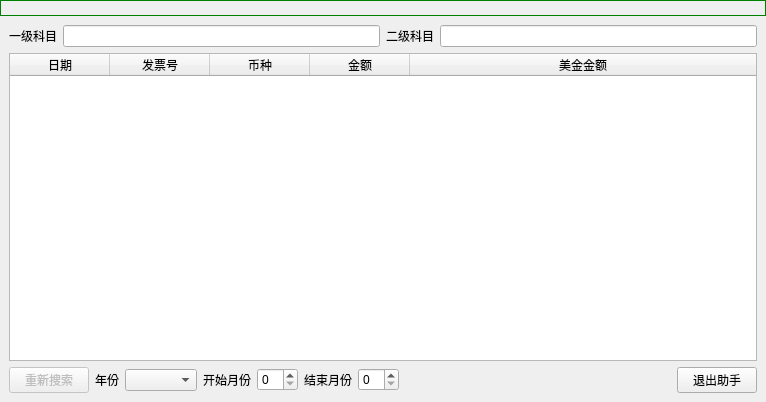
The window that forms/lookysyfitemform.ui (wangkungit5905/PzAssistant) describes before a commit, drawn with Qt 5.
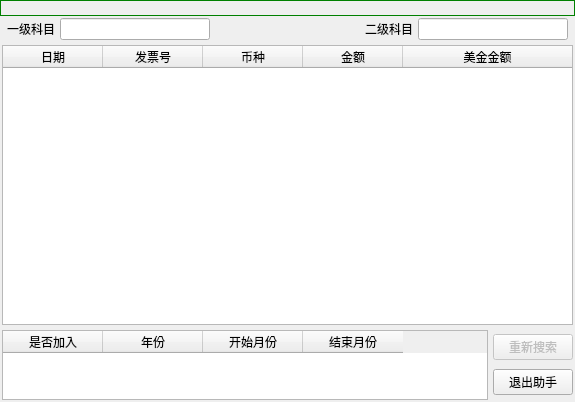
The same window after the commit.

```diff
--- a/forms/lookysyfitemform.ui
+++ b/forms/lookysyfitemform.ui
@@ -6,7 +6,7 @@
    <rect>
     <x>0</x>
     <y>0</y>
-    <width>766</width>
+    <width>575</width>
     <height>402</height>
    </rect>
   </property>
@@ -28,7 +28,7 @@
   <property name="styleSheet">
    <string notr="true"/>
   </property>
-  <layout class="QVBoxLayout" name="verticalLayout_2">
+  <layout class="QVBoxLayout" name="verticalLayout_3">
    <property name="spacing">
     <number>0</number>
    </property>
@@ -74,9 +74,30 @@
    </item>
    <item>
     <widget class="QWidget" name="detailWidget" native="true">
-     <layout class="QVBoxLayout" name="verticalLayout">
+     <layout class="QVBoxLayout" name="verticalLayout_2" stretch="0,4,1">
+      <property name="spacing">
+       <number>5</number>
+      </property>
+      <property name="leftMargin">
+       <number>2</number>
+      </property>
+      <property name="topMargin">
+       <number>2</number>
+      </property>
+      <property name="rightMargin">
+       <number>2</number>
+      </property>
+      <property name="bottomMargin">
+       <number>2</number>
+      </property>
       <item>
        <layout class="QHBoxLayout" name="horizontalLayout_2">
+        <property name="leftMargin">
+         <number>5</number>
+        </property>
+        <property name="rightMargin">
+         <number>5</number>
+        </property>
         <item>
          <widget class="QLabel" name="label">
           <property name="text">
@@ -91,6 +112,19 @@
           </property>
          </widget>
         </item>
+        <item>
+         <spacer name="horizontalSpacer">
+          <property name="orientation">
+           <enum>Qt::Horizontal</enum>
+          </property>
+          <property name="sizeHint" stdset="0">
+           <size>
+            <width>40</width>
+            <height>20</height>
+           </size>
+          </property>
+         </spacer>
+        </item>
         <item>
          <widget class="QLabel" name="label_2">
           <property name="text">
@@ -157,57 +191,40 @@
       <item>
        <layout class="QHBoxLayout" name="horizontalLayout">
         <item>
-         <widget class="QPushButton" name="btnSearch">
-          <property name="enabled">
-           <bool>false</bool>
-          </property>
+         <widget class="QTableWidget" name="twRange">
+          <column>
           <property name="text">
-           <string>重新搜索</string>
-          </property>
-         </widget>
-        </item>
-        <item>
-         <widget class="QLabel" name="label_3">
+            <string>是否加入</string>
+           </property>
+          </column>
+          <column>
           <property name="text">
            <string>年份</string>
           </property>
-         </widget>
-        </item>
-        <item>
-         <widget class="QComboBox" name="cmbYear"/>
-        </item>
-        <item>
-         <widget class="QLabel" name="label_4">
+          </column>
+          <column>
           <property name="text">
            <string>开始月份</string>
           </property>
-         </widget>
-        </item>
-        <item>
-         <widget class="QSpinBox" name="spnUp"/>
-        </item>
-        <item>
-         <widget class="QLabel" name="label_5">
+          </column>
+          <column>
           <property name="text">
            <string>结束月份</string>
           </property>
+          </column>
          </widget>
         </item>
         <item>
-         <widget class="QSpinBox" name="spnDown"/>
-        </item>
+         <layout class="QVBoxLayout" name="verticalLayout">
         <item>
-         <spacer name="horizontalSpacer">
-          <property name="orientation">
-           <enum>Qt::Horizontal</enum>
-          </property>
-          <property name="sizeHint" stdset="0">
-           <size>
-            <width>40</width>
-            <height>20</height>
-           </size>
-          </property>
-         </spacer>
+           <widget class="QPushButton" name="btnSearch">
+            <property name="enabled">
+             <bool>false</bool>
+            </property>
+            <property name="text">
+             <string>重新搜索</string>
+            </property>
+           </widget>
         </item>
         <item>
          <widget class="QPushButton" name="btnQuit">
@@ -215,6 +232,8 @@
            <string>退出助手</string>
           </property>
          </widget>
+          </item>
+         </layout>
         </item>
        </layout>
       </item>
```
Lines whose indentation alone changed are shown as unchanged.
